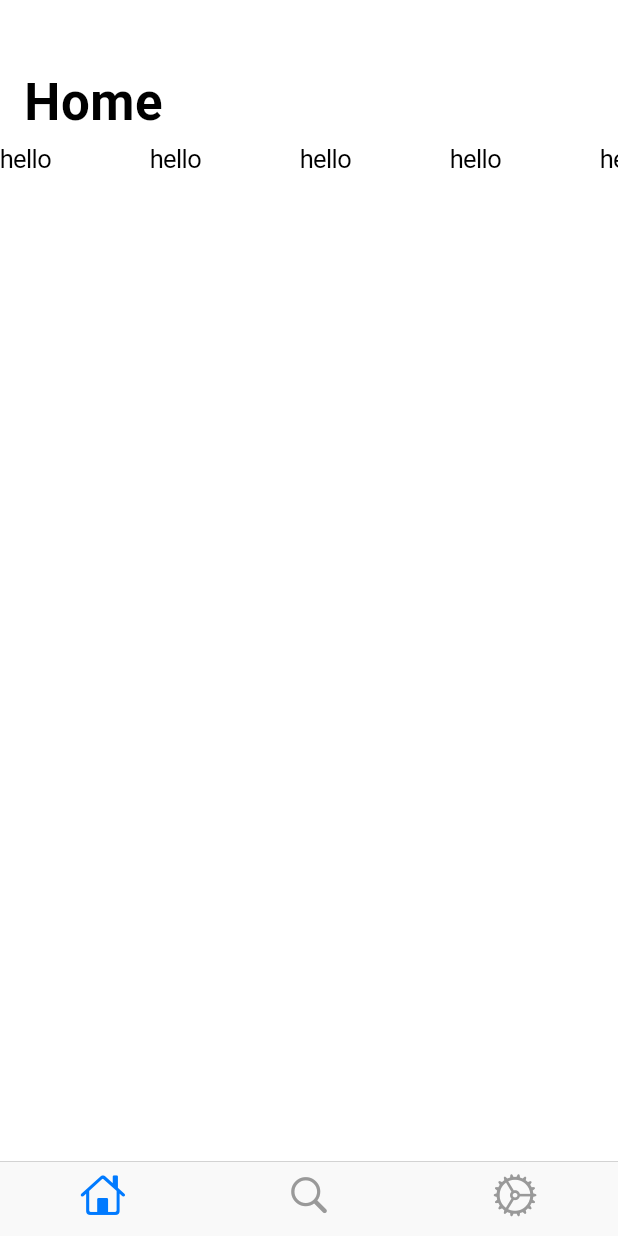
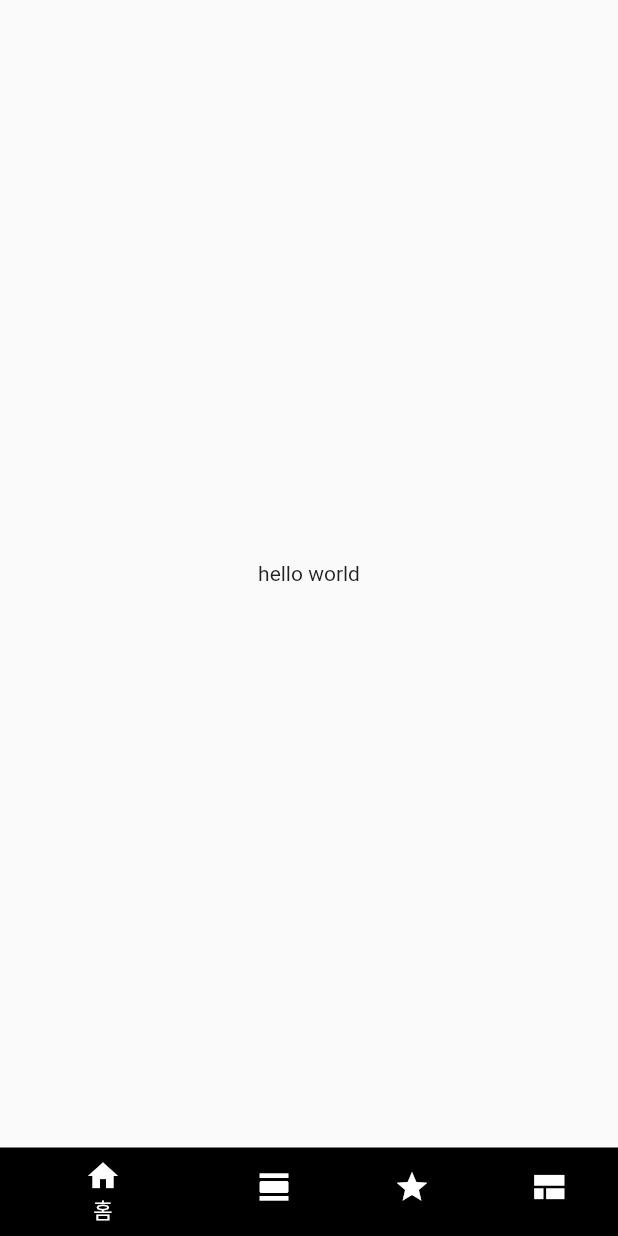
Before and after one commit to ChangJoo-Park/my_equipment, a Flutter app: the screen it shows after launch, on a phone screen of 412 x 824 dp. Run offline on Flutter 3.47's test engine with Material 2 defaults, Android fonts, the phone set to English and light mode, and no system bars; our stand-ins replace flutter_riverpod.

```diff
--- /dev/null
+++ b/lib/feed/view.dart
@@ -0,0 +1,8 @@
+import 'package:flutter/material.dart';
+
+class FeedPage extends StatelessWidget {
+  @override
+  Widget build(BuildContext context) {
+    return Container();
+  }
+}
--- a/lib/home/view.dart
+++ b/lib/home/view.dart
@@ -1,41 +1,13 @@
-import 'package:flutter/cupertino.dart';
-import 'package:my_equipments/styles.dart';
+import 'package:flutter/material.dart';
 
 class HomePage extends StatelessWidget {
   const HomePage({Key key}) : super(key: key);
 
   @override
   Widget build(BuildContext context) {
-    return CupertinoPageScaffold(
-      child: CustomScrollView(
-        slivers: [
-          CupertinoSliverNavigationBar(
-            backgroundColor: Styles.scaffoldBackground,
-            automaticallyImplyTitle: true,
-            automaticallyImplyLeading: true,
-            largeTitle: Text('Home'),
-          ),
-          SliverList(
-            delegate: SliverChildListDelegate([
-              Container(
-                height: 300,
-                child: ListView(
-                  scrollDirection: Axis.horizontal,
-                  children: [
-                    Container(width: 100, height: 100, child: Text('hello')),
-                    Container(width: 100, height: 100, child: Text('hello')),
-                    Container(width: 100, height: 100, child: Text('hello')),
-                    Container(width: 100, height: 100, child: Text('hello')),
-                    Container(width: 100, height: 100, child: Text('hello')),
-                    Container(width: 100, height: 100, child: Text('hello')),
-                    Container(width: 100, height: 100, child: Text('hello')),
-                    Container(width: 100, height: 100, child: Text('hello')),
-                  ],
-                ),
-              )
-            ]),
-          ),
-        ],
+    return Scaffold(
+      body: Center(
+        child: Text('hello world'),
       ),
     );
   }
--- a/lib/main.dart
+++ b/lib/main.dart
@@ -1,16 +1,18 @@
 import 'package:flutter/cupertino.dart';
 import 'package:flutter/material.dart';
+import 'package:flutter/services.dart';
 import 'package:flutter_riverpod/flutter_riverpod.dart';
+import 'package:my_equipments/feed/view.dart';
 import 'package:my_equipments/home/view.dart';
-import 'package:my_equipments/providers.dart' as p;
-import 'package:my_equipments/search/view.dart';
 import 'package:my_equipments/setting/view.dart';
 import 'package:my_equipments/styles.dart';
-import 'package:my_equipments/widgets/search_bar.dart';
-
-// A Counter example implemented with riverpod
 
 void main() {
+  SystemChrome.setSystemUIOverlayStyle(SystemUiOverlayStyle.dark.copyWith(
+      statusBarColor: Colors.black, // Color for Android
+      statusBarBrightness:
+          Brightness.light // Dark == white status bar -- for IOS.
+      ));
   runApp(
     const ProviderScope(child: MyApp()),
   );
@@ -21,55 +23,64 @@ class MyApp extends StatelessWidget {
 
   @override
   Widget build(BuildContext context) {
-    return CupertinoApp(
+    return MaterialApp(
       home: Home(),
     );
   }
 }
 
-class Home extends StatelessWidget {
+class Home extends StatefulWidget {
+  @override
+  _HomeState createState() => _HomeState();
+}
+
+class _HomeState extends State<Home> {
+  List<BottomNavigationBarItem> items = [
+    BottomNavigationBarItem(
+      icon: Icon(Icons.home),
+      label: '홈',
+      backgroundColor: Styles.tabBackgroundColor,
+    ),
+    BottomNavigationBarItem(
+      icon: Icon(Icons.view_day),
+      label: '피드',
+      backgroundColor: Styles.tabBackgroundColor,
+    ),
+    BottomNavigationBarItem(
+      icon: Icon(Icons.star),
+      label: '즐겨찾기',
+      backgroundColor: Styles.tabBackgroundColor,
+    ),
+    BottomNavigationBarItem(
+      icon: Icon(Icons.view_comfy),
+      label: '설정',
+      backgroundColor: Styles.tabBackgroundColor,
+    ),
+  ];
+
+  List<Widget> pages = [
+    HomePage(),
+    FeedPage(),
+    HomePage(),
+    SettingPage(),
+  ];
+
+  int _currentIndex = 0;
   @override
   Widget build(BuildContext context) {
-    const List<BottomNavigationBarItem> items = [
-      BottomNavigationBarItem(
-        icon: Icon(CupertinoIcons.home),
+    return Scaffold(
+      body: pages[_currentIndex],
+      bottomNavigationBar: BottomNavigationBar(
+        type: BottomNavigationBarType.shifting,
+        backgroundColor: Colors.black,
+        fixedColor: Colors.white,
+        elevation: 0,
+        items: items,
+        currentIndex: _currentIndex,
+        onTap: (int next) {
+          setState(() => _currentIndex = next);
+        },
       ),
-      BottomNavigationBarItem(
-        icon: Icon(CupertinoIcons.search),
-      ),
-      BottomNavigationBarItem(
-        icon: Icon(CupertinoIcons.settings),
-      )
-    ];
-
-    return CupertinoTabScaffold(
-        tabBar: CupertinoTabBar(items: items),
-        tabBuilder: (context, index) {
-          switch (index) {
-            case 0:
-              return CupertinoTabView(
-                builder: (context) {
-                  return HomePage(key: ValueKey('HomePage'));
-                },
-              );
-            case 1:
-              return CupertinoTabView(
-                builder: (context) {
-                  return SearchPage(key: ValueKey('SearchPage'));
-                },
-              );
-            case 2:
-              return CupertinoTabView(
-                builder: (context) {
-                  return SettingPage(key: ValueKey('SettingPage'));
-                },
-              );
-            default:
-              return CupertinoPageScaffold(
-                key: ValueKey('ErrorPage'),
-                child: Container(),
-              );
-          }
-        });
+    );
   }
 }
--- a/lib/setting/view.dart
+++ b/lib/setting/view.dart
@@ -1,4 +1,3 @@
-import 'package:cupertino_list_tile/cupertino_list_tile.dart';
 import 'package:flutter/cupertino.dart';
 import 'package:flutter/material.dart';
 import 'package:my_equipments/styles.dart';
@@ -8,26 +7,28 @@ class SettingPage extends StatelessWidget {
 
   @override
   Widget build(BuildContext context) {
-    return CupertinoPageScaffold(
-      child: CustomScrollView(
+    return SafeArea(
+      child: Scaffold(
+        backgroundColor: Styles.scaffoldBackground,
+        body: CustomScrollView(
           slivers: <Widget>[
-          CupertinoSliverNavigationBar(
-            backgroundColor: Styles.scaffoldBackground,
-            automaticallyImplyTitle: true,
-            automaticallyImplyLeading: true,
-            largeTitle: Text('Setting'),
+            SliverAppBar(
+              backgroundColor: Styles.appBarBackground,
+              title: Text('Settings', style: TextStyle(color: Colors.black)),
+              centerTitle: false,
+              actions: [],
             ),
             SliverList(
               delegate: SliverChildListDelegate([
-              CupertinoListTile(
-                leading: FlutterLogo(),
-                title: Text('HELLO WORLD'),
+                ListTile(
+                  title: Text('AAAA'),
                   onTap: () {},
-              )
+                ),
               ]),
             ),
           ],
         ),
+      ),
     );
   }
 }
--- a/lib/styles.dart
+++ b/lib/styles.dart
@@ -42,6 +42,10 @@ abstract class Styles {
 
   static const Color scaffoldBackground = Color(0xffffffff);
 
+  static const Color tabBackgroundColor = Color(0xff000000);
+
+  static const Color appBarBackground = Color(0xffffffff);
+
   static const Color searchBackground = Color(0xffe0e0e0);
 
   static const Color searchCursorColor = Color.fromRGBO(0, 122, 255, 1);
--- a/pubspec.yaml
+++ b/pubspec.yaml
@@ -31,7 +31,6 @@ dependencies:
   flutter_riverpod: ^0.12.1
   hooks_riverpod: ^0.12.1
   flutter_hooks: ^0.14.1
-  cupertino_list_tile: ^0.1.4
 
 dev_dependencies:
   flutter_test:
```
Also changed, not shown: pubspec.lock, 1 other file. Lines whose indentation alone changed are shown as unchanged.
